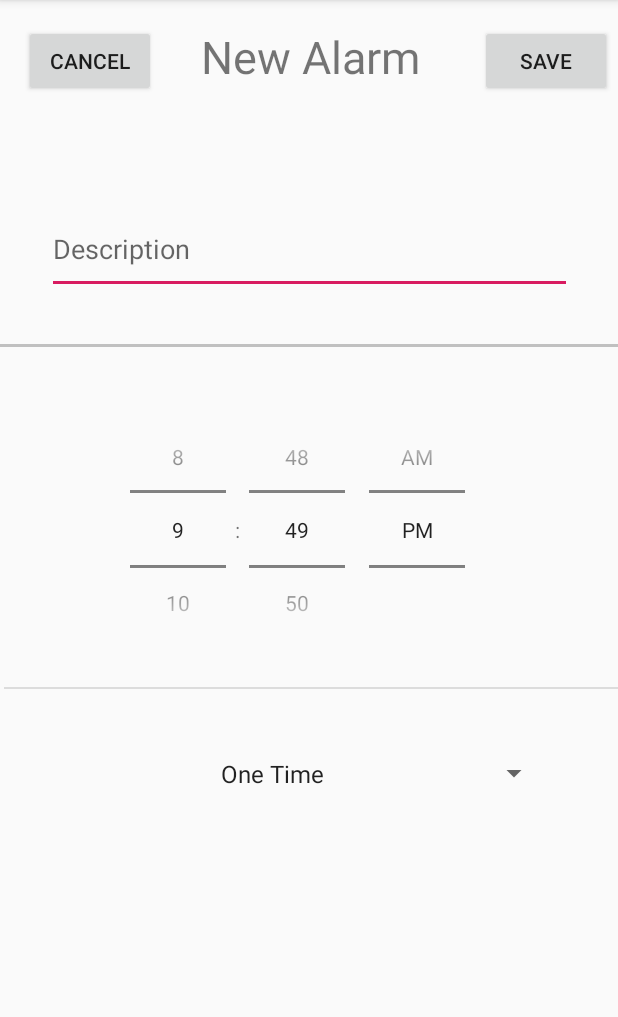
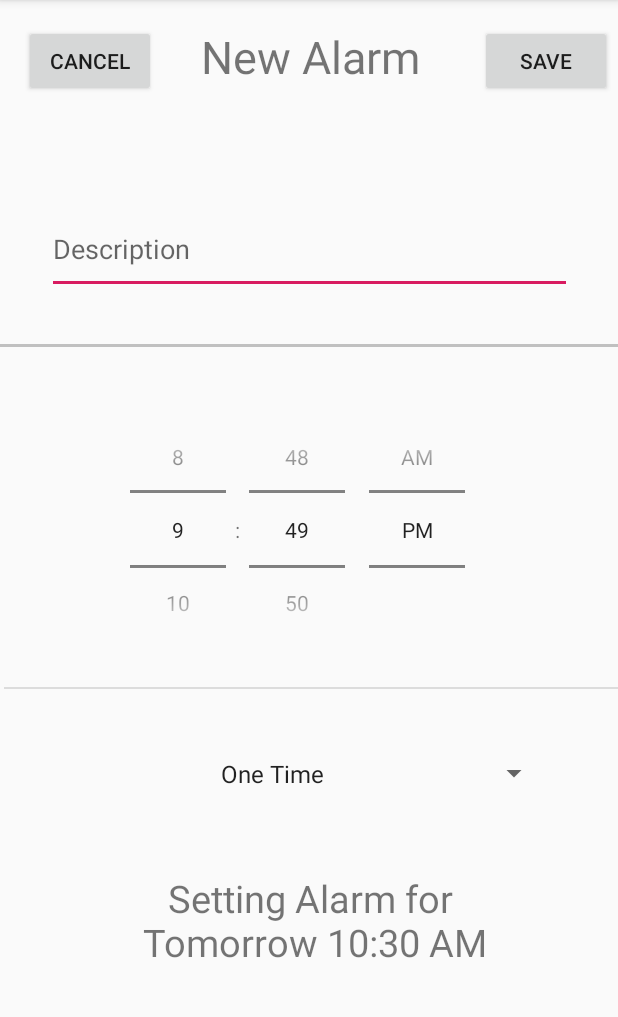
Before and after one commit to the-geek-bros/WeatherWake, an Android app: the screen it shows after launch (AlarmMaker), after a tap on an icon or button, on a phone screen of 412 x 824 dp, the part 84-1101 px from its top. Run offline under Robolectric (Android 15) with nearby library versions, the phone set to English and light mode, and no system bars; our stand-ins replace navigation-ui; network calls fail.

Commit message:
Alarm shows up on main page

```diff
--- a/app/src/main/AndroidManifest.xml
+++ b/app/src/main/AndroidManifest.xml
@@ -13,7 +13,8 @@
         android:roundIcon="@mipmap/ic_launcher_round"
         android:supportsRtl="true"
         android:theme="@style/AppTheme">
-        <activity android:name=".Activities.CreateAlarm.AlarmCalendarView"></activity>
+        <activity android:name=".Activities.CreateAlarm.RecurringAlarms"></activity>
+        <activity android:name=".Activities.CreateAlarm.AlarmCalendarView" />
         <activity android:name=".Activities.AlarmMaker" />
         <activity
             android:name=".Activities.MainActivity"
--- a/app/src/main/java/com/example/weatherwake/Activities/AlarmMaker.kt
+++ b/app/src/main/java/com/example/weatherwake/Activities/AlarmMaker.kt
@@ -2,14 +2,22 @@ package com.example.weatherwake.Activities
 
 /*This is the activity where they will be able to make a new alarm*/
 
+import android.app.Activity
 import android.content.Intent
 import android.os.Bundle
 import android.view.View
 import android.widget.*
 import androidx.appcompat.app.AppCompatActivity
 import com.example.weatherwake.Activities.CreateAlarm.AlarmCalendarView
+import com.example.weatherwake.Activities.CreateAlarm.RecurringAlarms
+import com.example.weatherwake.Activities.CreateAlarm.calendarDate
+import com.example.weatherwake.Classes.Alarm
 import com.example.weatherwake.R
+import kotlinx.android.synthetic.main.app_bar_main.*
+import java.text.SimpleDateFormat
 import java.util.*
+import com.example.weatherwake.Activities.MainActivity
+
 
 class AlarmMaker : AppCompatActivity(), AdapterView.OnItemSelectedListener {
     lateinit var alarm_note_text: EditText
@@ -17,48 +25,82 @@ class AlarmMaker : AppCompatActivity(), AdapterView.OnItemSelectedListener {
     lateinit var save_button: Button
     lateinit var alarmTypesSpinner: Spinner
     lateinit var alarmDetailsTextView: TextView
+    lateinit var alarmTimePicker: TimePicker
+
+    //global variables...might not make some of these global
+    var alarmTimePicked: Calendar = Calendar.getInstance()
     var alarmChosenPosition: Int = 0
-
-    //extra variables... might not make these global later
-    lateinit var dateChosen: String
+    var tomorrowSet: Boolean = false
+    var dateChosen: String = "Today"
 
     override fun onCreate(savedInstanceState: Bundle?) {
         super.onCreate(savedInstanceState)
         setContentView(R.layout.activity_alarm_maker)
 
-        //All alarm variables
+        //Assign alarm variables to their views
         alarm_note_text = findViewById(R.id.alarm_note)
         cancel_button = findViewById(R.id.button_cancel)
         save_button = findViewById(R.id.button_save)
         alarmDetailsTextView = findViewById(R.id.alarmDetails)
+        alarmTimePicker = findViewById(R.id.alarm_timePicker)
+        alarmTypesSpinner = findViewById(R.id.alarm_type_spinner)
+
+        /*Create all of the listeners */
+
+        //listener for the cancel button
+        cancel_button.setOnClickListener { view ->
+            val back_to_main_intent: Intent = Intent(applicationContext, MainActivity::class.java)
+            back_to_main_intent.addFlags(Intent.FLAG_ACTIVITY_REORDER_TO_FRONT);
+            startActivity(back_to_main_intent)
+        }
+        //listener for the save button... creates the Alarm object
+        save_button.setOnClickListener { view ->
+            createNewAlarm()
+        }
+
+        //listener for when user changes the time of the alarm
+        alarmTimePicker.setOnTimeChangedListener { view, hourOfDay, minute ->
+            alarmTimePicked = Calendar.getInstance()
+            val current = Calendar.getInstance()
+            val currentVals = listOf<Int>(
+                current.get(Calendar.DATE),
+                current.get(Calendar.HOUR_OF_DAY),
+                current.get(Calendar.MINUTE)
+            )
+            //alarm should go next day if below conditions apply
+            if (hourOfDay < currentVals[1] || hourOfDay == currentVals[1] && minute < currentVals[2]) {
+                if (!tomorrowSet) {
+                    alarmTimePicked.add(Calendar.DATE, 1)
+                    tomorrowSet = true
+                }
+            } else if (alarmTimePicked.get(Calendar.DATE) != currentVals[0] && (hourOfDay > currentVals[1]) || (hourOfDay == currentVals[1] && minute > currentVals[2])) {
+                if (tomorrowSet) {
+                    alarmTimePicked.add(Calendar.DATE, -1)
+                    tomorrowSet = false
+                }
+
+            }
+            alarmTimePicked.set(Calendar.HOUR_OF_DAY, hourOfDay)
+            alarmTimePicked.set(Calendar.MINUTE, minute)
+            updateAlarmDetails()
+
+            //if not in calendar view, date chosen will just be today or tomorrow.... this is temporary since it will be a date later
+            if (alarmChosenPosition != 2) {
+                if (timePastToday(alarmTimePicked)) {
+                    dateChosen = "Tomorrow"
+                } else {
+                    dateChosen = "Today"
+                }
+            }
+        }
     }
 
     override fun onStart() {
         super.onStart()
 
-        //listener for the cancel button
-        cancel_button.setOnClickListener { view ->
-            val back_to_main_intent: Intent = Intent(applicationContext, MainActivity::class.java)
-            startActivity(back_to_main_intent)
-        }
-
-        //listener for the cancel button
-        save_button.setOnClickListener { view ->
-
-//            TODO("Add the alarm to the list of alarms so that it is displayed on the main page")
-//
-
-
-//            TODO("Create a new pending alarm for the specific date and time")
-//            createNewAlarm()
-
-
-            val back_to_main_intent: Intent = Intent(applicationContext, MainActivity::class.java)
-            startActivity(back_to_main_intent)
-        }
+        updateAlarmDetails()
 
         //Spinner object
-        alarmTypesSpinner = findViewById(R.id.alarm_type_spinner)
         val alarmTypesSpinnerAdapter = ArrayAdapter.createFromResource(
             this,
             R.array.alarm_types,
@@ -67,51 +109,12 @@ class AlarmMaker : AppCompatActivity(), AdapterView.OnItemSelectedListener {
         alarmTypesSpinnerAdapter.setDropDownViewResource(android.R.layout.simple_spinner_dropdown_item)
         alarmTypesSpinner.adapter = alarmTypesSpinnerAdapter
         alarmTypesSpinner.onItemSelectedListener = this
-    }
-
-    override fun onNothingSelected(parent: AdapterView<*>?) {
-        TODO("Not yet implemented")
-    }
-
-    override fun onItemSelected(parent: AdapterView<*>?, view: View?, position: Int, id: Long) {
-        val alarmChosen: String = parent?.getItemAtPosition(position).toString()
-
-        //if statement stops setSelection() function from running the rest of the function if option was chosen
-        if (alarmChosenPosition == position) {
-            return
-        }
-        alarmChosenPosition = position
-        when (alarmChosen) {
-//            "Recurring" -> Intent(applicationContext,)
-            "Calendar view" -> {
-                startActivity(Intent(applicationContext, AlarmCalendarView::class.java))
-            }
-
-        }
-
-    }
-
-
-    private fun createNewAlarm(date: Calendar): Unit {
-
-
-    }
-
-    override fun onPause() {
-        super.onPause()
-        val dateChosen = intent.getStringExtra("calendarDate")
-        println("CALENDAR DATE " + dateChosen)
-    }
+    }// end onStart method
 
     override fun onResume() {
         super.onResume()
         alarmTypesSpinner.setSelection(alarmChosenPosition)
-        when (alarmChosenPosition) {
-            2 -> {
-               alarmDetailsTextView.setText("Alarm Date Chosen: "+dateChosen)
-            }
-        }
-    }
+    }//end onResume method
 
     override fun onNewIntent(intent: Intent?) {
         super.onNewIntent(intent)
@@ -119,11 +122,85 @@ class AlarmMaker : AppCompatActivity(), AdapterView.OnItemSelectedListener {
         if (dateData != null) {
             dateChosen = dateData
         }
+        updateAlarmDetails()
 
         val dateObj = intent?.extras?.get("calendarObj")
-        onResume()
+    }//end onNewIntent
+
+    override fun onNothingSelected(parent: AdapterView<*>?) {
+        TODO("Not yet implemented")
+    }
+
+    override fun onItemSelected(parent: AdapterView<*>?, view: View?, position: Int, id: Long) {
+        //if statement stops setSelection() function from running the rest of the function if option was chosen
+        if (alarmChosenPosition == position) {
+            return
+        }
+
+        alarmChosenPosition = position
+        when (position) {
+            0 -> updateAlarmDetails()
+            1 -> startActivity(Intent(applicationContext, RecurringAlarms::class.java))
+            2 -> startActivity(Intent(applicationContext, AlarmCalendarView::class.java))
+        }
+    }
+
+    /*VARIOUS METHODS FOR THE ALARM MAKER CLASS */
+
+    //adds alarm to recycler view and to alarm manager
+    private fun createNewAlarm() {
+        val newAlarm: Alarm =
+            Alarm(getFormattedTime(alarmTimePicked), dateChosen, alarm_note_text.text.toString(), null,alarmChosenPosition)
+        //    TODO("Add the alarm to the list of alarms so that it is displayed on the main page")
+        addAlarmToRecyclerView(newAlarm)
+        //     TODO("Create a new pending alarm for the specific date and time")
+        addAlarmToAlarmManager(newAlarm)
+    }
+
+    //formats the time of the calendar to be h:mm a
+    private fun getFormattedTime(calendar: Calendar): String {
+        val timeDate = Date(calendar.timeInMillis)
+        val timeFormatter = SimpleDateFormat("h:mm a", Locale.US)
+        return timeFormatter.format(timeDate)
+    }
+
+    //checks whether the calendar given was before current time. Returns boolean
+    private fun timePastToday(calendar: Calendar): Boolean {
+        val current = Calendar.getInstance()
+        return current.before(calendar)
+    }
+
+    //updates alarm details at bottom of screen based on alarm option chosen
+    private fun updateAlarmDetails() {
+        val info: String
+
+        val alarmDetailStartString: String = "Setting Alarm for\n"
+
+        when (alarmChosenPosition) {
+            2 -> {
+                info = alarmDetailStartString + getFormattedTime(alarmTimePicked) + " " + dateChosen
+                alarmDetailsTextView.setText(info)
+            }
+            0 -> {
+                val todayOrTomorrow = if (timePastToday(alarmTimePicked)) "Today" else "Tomorrow"
+                info = alarmDetailStartString + " " + todayOrTomorrow + " " + getFormattedTime(
+                    alarmTimePicked
+                )
+                alarmDetailsTextView.setText(info)
+            }
+        }
 
     }
 
+    //sends alarm object to MainActivity and returns back to MainActivity
+    private fun addAlarmToRecyclerView(newAlarm: Alarm) {
+        val back_to_main_intent: Intent = Intent(applicationContext, MainActivity::class.java)
+        back_to_main_intent.putExtra("newAlarm", newAlarm)
+        back_to_main_intent.addFlags(Intent.FLAG_ACTIVITY_REORDER_TO_FRONT);
+        startActivity(back_to_main_intent)
+    }
 
+    private fun addAlarmToAlarmManager(newAlarm: Alarm){
+
+    }
 }
--- a/app/src/main/java/com/example/weatherwake/Activities/CreateAlarm/AlarmCalendarView.kt
+++ b/app/src/main/java/com/example/weatherwake/Activities/CreateAlarm/AlarmCalendarView.kt
@@ -59,7 +59,7 @@ class AlarmCalendarView : AppCompatActivity(), CalendarView.OnDateChangeListener
         val dayOfWeek: String? =
             calendar.getDisplayName(Calendar.DAY_OF_WEEK, Calendar.LONG, Locale.ENGLISH)
         val day = calendar.get(Calendar.DAY_OF_MONTH).toString()
-        val month = calendar.get(Calendar.MONTH).toString()
+        val month = (calendar.get(Calendar.MONTH)+1).toString()
         val year = calendar.get(Calendar.YEAR).toString()
 
         return dayOfWeek + " " + month + "/" + day + "/" + year
--- a/app/src/main/java/com/example/weatherwake/Activities/MainActivity.kt
+++ b/app/src/main/java/com/example/weatherwake/Activities/MainActivity.kt
@@ -30,6 +30,7 @@ import androidx.navigation.ui.setupWithNavController
 import androidx.recyclerview.widget.LinearLayoutManager
 import androidx.recyclerview.widget.RecyclerView
 import com.example.weatherwake.APIs.WeatherAPI
+import com.example.weatherwake.Classes.Alarm
 import com.example.weatherwake.Classes.Alarms_Adapter
 import com.example.weatherwake.R
 import com.example.weatherwake.Threads.SpinnerThread
@@ -53,10 +54,13 @@ class MainActivity : AppCompatActivity() {
     //Spinner Thread
     val st = Thread(SpinnerThread(this))
 
-    //For the alarm_recyclerView
-//    private lateinit var alarms_recyclerView: RecyclerView //the actual recyclerView
-//    private lateinit var alarms_recyclerViewAdapter: RecyclerView.Adapter<*> //the adapter
-//    private lateinit var alarms_recyclerViewManager: RecyclerView.LayoutManager //measuring and positioning item views within a RecyclerView
+    //List of Alarms
+    val alarms_list: ArrayList<Alarm> = ArrayList()
+
+//    //For the alarm_recyclerView - testing
+//    private lateinit var alarms_recyclerView1: RecyclerView //the actual recyclerView
+//    private lateinit var alarms_recyclerViewAdapter1: RecyclerView.Adapter<*> //the adapter
+//    private lateinit var alarms_recyclerViewManager1: RecyclerView.LayoutManager //measuring and positioning item views within a RecyclerView
 
 
     override fun onCreate(savedInstanceState: Bundle?) {
@@ -67,6 +71,7 @@ class MainActivity : AppCompatActivity() {
         //location manager
         locManager = this.getSystemService(Context.LOCATION_SERVICE) as LocationManager
         fusedLocationClient = LocationServices.getFusedLocationProviderClient(this)
+
 
         val toolbar: Toolbar = findViewById(R.id.toolbar)
         setSupportActionBar(toolbar)
@@ -81,9 +86,9 @@ class MainActivity : AppCompatActivity() {
         val navView: NavigationView = findViewById(R.id.nav_view)
         val navController = findNavController(R.id.nav_host_fragment)
 
-        /*Recycler view for the alarm_list*/
+
         alarms_recyclerView.layoutManager = LinearLayoutManager(this)
-        alarms_recyclerView.adapter = Alarms_Adapter()
+        alarms_recyclerView.adapter = Alarms_Adapter(alarms_list)
 
 
         // Passing each menu ID as a set of Ids because each
@@ -115,6 +120,18 @@ class MainActivity : AppCompatActivity() {
         super.onResume()
 
     }//end of onResume
+
+    override fun onNewIntent(intent: Intent?) {
+        println("NEW INTENT")
+        super.onNewIntent(intent)
+        if (intent != null) {
+            if (intent.hasExtra("newAlarm")) {
+                val newAlarm: Alarm = intent.extras?.get("newAlarm") as Alarm
+                println("Date   " + newAlarm.getAlarmDate())
+                addAlarmToRecyclerView(newAlarm)
+            }
+        }
+    }
 
 
     @SuppressLint("SetTextI18n")
@@ -290,4 +307,9 @@ class MainActivity : AppCompatActivity() {
         weatherInfo.executeWeather(locArray[0], locArray[1])
     }
 
+    public fun addAlarmToRecyclerView(newAlarm: Alarm) {
+        alarms_list.add(newAlarm)
+        alarms_recyclerView.adapter?.notifyItemInserted(alarms_list.size - 1);
+    }
+
 }
--- a/app/src/main/java/com/example/weatherwake/Classes/Alarm.kt
+++ b/app/src/main/java/com/example/weatherwake/Classes/Alarm.kt
@@ -1,9 +1,8 @@
 package com.example.weatherwake.Classes
 
-import java.sql.Time
-import java.util.*
+import java.io.Serializable //allows us to pass alarm objects between activities
 
-class Alarm(time: String,date: String, description: String) {
+class Alarm(time: String,date: String, description: String,daysOfWeek: Array<String>?,alarmType: Int) : Serializable {
     val time: String
     val date: String
     val description: String
--- a/app/src/main/java/com/example/weatherwake/Classes/Alarms_Adapter.kt
+++ b/app/src/main/java/com/example/weatherwake/Classes/Alarms_Adapter.kt
@@ -4,17 +4,23 @@ import android.view.LayoutInflater
 import android.view.View
 import android.view.ViewGroup
 import androidx.recyclerview.widget.RecyclerView
+import com.example.weatherwake.Activities.CreateAlarm.alarmCalendarView
 import com.example.weatherwake.R
 import kotlinx.android.synthetic.main.alarm_row.view.*
 
-class Alarms_Adapter : RecyclerView.Adapter<Alarm_ViewHolder>() {
+class Alarms_Adapter(alarms_list: ArrayList<Alarm>) : RecyclerView.Adapter<Alarm_ViewHolder>() {
 
-    val alarms_list = listOf<Alarm>(
-        Alarm("12:00 AM", "12/20/2020", "Good morning USA!!! Its a great day"),
-        Alarm("1:00 AM", "12/21/2020", "Time to go to sleep"),
-        Alarm("12:00 PM", "12/25/2020", "This will be Christmas")
-    )
+    private val alarms_list: ArrayList<Alarm>
 
+//    val alarms_list = listOf<Alarm>(
+//        Alarm("12:00 AM", "12/20/2020", "Good morning USA!!! Its a great day"),
+//        Alarm("1:00 AM", "12/21/2020", "Time to go to sleep"),
+//        Alarm("12:00 PM", "12/25/2020", "This will be Christmas")
+//    )
+
+    init {
+        this.alarms_list = alarms_list
+    }
 
     //number of items
     override fun getItemCount(): Int {
@@ -23,7 +29,7 @@ class Alarms_Adapter : RecyclerView.Adapter<Alarm_ViewHolder>() {
 
     override fun onCreateViewHolder(parent: ViewGroup, viewType: Int): Alarm_ViewHolder {
         //how to create a view
-        val layoutInflater: LayoutInflater = LayoutInflater.from(parent?.context)
+        val layoutInflater: LayoutInflater = LayoutInflater.from(parent.context)
         val cellForRow = layoutInflater.inflate(R.layout.alarm_row, parent, false)
 
         return Alarm_ViewHolder(cellForRow)
@@ -31,7 +37,7 @@ class Alarms_Adapter : RecyclerView.Adapter<Alarm_ViewHolder>() {
 
     override fun onBindViewHolder(holder: Alarm_ViewHolder, position: Int) {
         /*Method binds the data to the Recycler View here */
-        var iteratingAlarm = alarms_list.get(position)
+        val iteratingAlarm = alarms_list.get(position)
         holder.view.alarm_template_time.text = iteratingAlarm.getAlarmTime()
         holder.view.alarm_template_date.text = iteratingAlarm.getAlarmDate()
         holder.view.alarm_template_description.text = iteratingAlarm.getAlarmDescription()
```
Also changed, not shown: app/src/main/java/com/example/weatherwake/Activities/CreateAlarm/RecurringAlarms.kt (added, +12 -0 lines), app/src/main/res/layout/activity_recurring_alarms.xml (added, +9 -0 lines).
